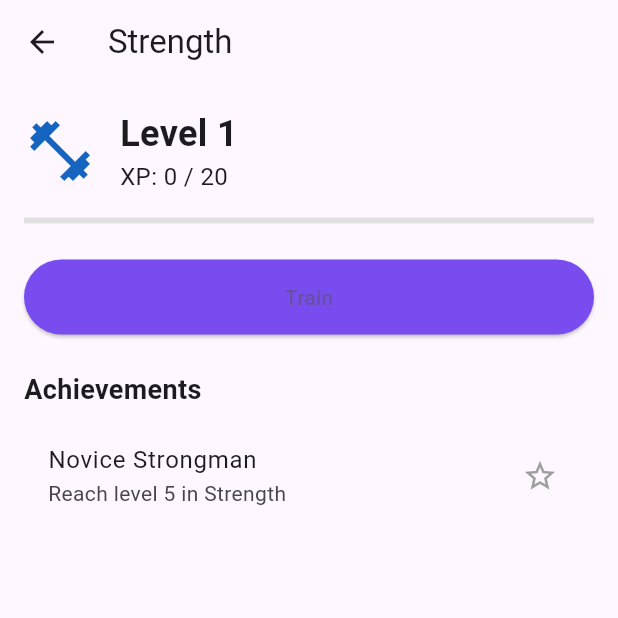
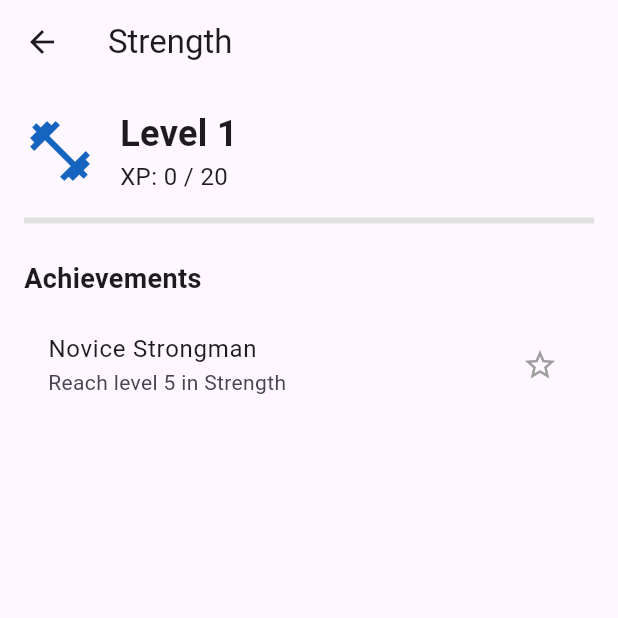
Before and after one commit to chongwongus/incremental-game-app, a Flutter app: the screen it shows after launch, after a tap on an icon or button, on a phone screen of 412 x 824 dp, the top half of it. Run offline on Flutter 3.47's test engine with Material 3 defaults, Android fonts, the phone set to English and light mode, and no system bars; our stand-ins replace shared_preferences; generated files the repository leaves out were written again.

Commit message:
revamped persistence service, removed train button, exp and levels are properly displayed between main and sub menu now

```diff
--- a/lib/daily.dart
+++ b/lib/daily.dart
@@ -1,6 +1,6 @@
 import 'dart:convert';
 import 'package:flutter/material.dart';
-import 'package:shared_preferences/shared_preferences.dart';
+import 'persistence_service.dart';
 
 class DailyQuest {
   final String title;
@@ -57,52 +57,68 @@ class DailyQuestManager {
     // Add more quests as needed
   ];
 
+  final Function(String, int) updateSkill;
+  final PersistenceService _persistenceService = PersistenceService();
+
+  DailyQuestManager({required this.updateSkill});
+
   Future<void> checkAndResetQuests() async {
     DateTime now = DateTime.now();
-    final prefs = await SharedPreferences.getInstance();
-    String? lastResetDate = prefs.getString('lastResetDate');
+    String? lastResetDate = await _persistenceService.getLastResetDate();
 
     if (lastResetDate == null || DateTime.parse(lastResetDate).day != now.day) {
       for (var quest in dailyQuests) {
         quest.completionCount = 0;
       }
       await saveQuests();
-      await prefs.setString('lastResetDate', now.toIso8601String());
+      await _persistenceService.saveLastResetDate(now.toIso8601String());
     }
   }
 
   Future<void> loadQuests() async {
-    final prefs = await SharedPreferences.getInstance();
-    String? questsJson = prefs.getString('dailyQuests');
-    if (questsJson != null) {
-      List<dynamic> questsList = jsonDecode(questsJson);
-      dailyQuests = questsList
-          .map((questJson) => DailyQuest.fromJson(questJson))
-          .toList();
+    dailyQuests = await _persistenceService.getDailyQuests();
+    if (dailyQuests.isEmpty) {
+      // If no saved quests are found, use the default ones.
+      dailyQuests = [
+        DailyQuest(
+          title: "Read for 30 minutes",
+          description: "Improve your knowledge by reading for half an hour",
+          relatedSkill: "Intelligence",
+          expReward: 50,
+        ),
+        DailyQuest(
+          title: "Exercise for 20 minutes",
+          description: "Boost your fitness with a quick workout",
+          relatedSkill: "Strength",
+          expReward: 40,
+        ),
+        DailyQuest(
+          title: "Meditate for 10 minutes",
+          description: "Enhance your mental clarity through meditation",
+          relatedSkill: "Wisdom",
+          expReward: 30,
+        ),
+        // Add more quests as needed
+      ];
+      await saveQuests();
     }
   }
 
   Future<void> saveQuests() async {
-    final prefs = await SharedPreferences.getInstance();
-    String questsJson =
-        jsonEncode(dailyQuests.map((quest) => quest.toJson()).toList());
-    await prefs.setString('dailyQuests', questsJson);
+    await _persistenceService.saveDailyQuests(dailyQuests);
   }
 
-  Future<void> completeQuest(
-      int index, Function(String, int) updateSkill) async {
+  Future<void> completeQuest(int index) async {
     dailyQuests[index].completionCount++;
-    updateSkill(
-        dailyQuests[index].relatedSkill, dailyQuests[index].expReward);
+    updateSkill(dailyQuests[index].relatedSkill, dailyQuests[index].expReward);
     await saveQuests();
   }
 }
 
 class DailyQuestScreen extends StatefulWidget {
   final DailyQuestManager questManager;
-  final Function(String, int) updateSkill;  // Change this line
 
-  DailyQuestScreen({required this.questManager, required this.updateSkill});
+  DailyQuestScreen({required this.questManager});
 
   @override
   _DailyQuestScreenState createState() => _DailyQuestScreenState();
@@ -128,10 +144,7 @@ class _DailyQuestScreenState extends State<DailyQuestScreen> {
                 ElevatedButton(
                   child: Text("Complete"),
                   onPressed: () async {
-                    await widget.questManager.completeQuest(
-                      index,
-                      widget.updateSkill  // Use the passed updateSkill function
-                    );
+                    await widget.questManager.completeQuest(index);
                     setState(() {});
                   },
                 ),
--- a/lib/main.dart
+++ b/lib/main.dart
@@ -1,8 +1,8 @@
 import 'dart:convert';
 import 'dart:core';
 import 'package:flutter/material.dart';
-import 'package:shared_preferences/shared_preferences.dart';
 import 'skill.dart';
+import 'persistence_service.dart';
 import 'skill_detail_page.dart';
 import 'skill_achievements.dart';
 import 'achievements_page.dart';
@@ -12,7 +12,6 @@ import 'dart:async';
 
 void main() async {
   WidgetsFlutterBinding.ensureInitialized();
-  await SharedPreferences.getInstance();
   runApp(MyApp());
 }
 
@@ -35,37 +34,22 @@ class HomePage extends StatefulWidget {
 }
 
 class _HomePageState extends State<HomePage> {
-  List<Skill> skills = [
-    Skill(name: 'Strength', icon: Icons.fitness_center),
-    Skill(name: 'Constitution', icon: Icons.favorite),
-    Skill(name: 'Intelligence', icon: Icons.psychology),
-    Skill(name: 'Wisdom', icon: Icons.lightbulb),
-    Skill(name: 'Charisma', icon: Icons.people),
-    Skill(name: 'Defense', icon: Icons.shield),
-    Skill(name: 'Attack', icon: Icons.sports_kabaddi),
-    Skill(name: 'Agility', icon: Icons.directions_run),
-    Skill(name: 'Cooking', icon: Icons.restaurant),
-    Skill(name: 'Crafting', icon: Icons.build),
-    Skill(name: 'Woodcutting', icon: Icons.nature),
-    Skill(name: 'Farming', icon: Icons.agriculture),
-    Skill(name: 'Dungoneering', icon: Icons.explore),
-    Skill(name: 'Prayer', icon: Icons.self_improvement),
-    Skill(name: 'Fishing', icon: Icons.catching_pokemon),
-  ];
+  List<Skill> skills = [];
   List<Achievement> achievements = [];
-  DailyQuestManager questManager = DailyQuestManager();
+  late DailyQuestManager questManager;
+  final PersistenceService _persistenceService = PersistenceService();
 
   @override
   void initState() {
     super.initState();
     _loadSkills().then((_) {
-      setState(() {});
+      setState(() {
+        questManager = DailyQuestManager(updateSkill: updateSkill);
+      });
+      _loadDailyQuests();
     });
     achievements = createAchievements();
-    _loadDailyQuests();
-    // Set up a timer to check and reset quests periodically
-    Timer.periodic(
-        Duration(hours: 1), (Timer t) => questManager.checkAndResetQuests());
+    Timer.periodic(Duration(hours: 1), (Timer t) => questManager.checkAndResetQuests());
   }
 
   Future<void> _loadDailyQuests() async {
@@ -74,8 +58,6 @@ class _HomePageState extends State<HomePage> {
   }
 
   Future<void> _initializeSkills() async {
-    final prefs = await SharedPreferences.getInstance();
-    if (prefs.getString('skills') == null) {
     print('Initializing skills for new user...');
     skills = [
       Skill(name: 'Strength', icon: Icons.fitness_center),
@@ -94,60 +76,40 @@ class _HomePageState extends State<HomePage> {
       Skill(name: 'Prayer', icon: Icons.self_improvement),
       Skill(name: 'Fishing', icon: Icons.catching_pokemon),
     ];
-      await _saveSkills();
+    await _persistenceService.saveSkills(skills);
     print('Skills initialized and saved.');
-    }
   }
 
   Future<void> _loadSkills() async {
     print('Loading skills...');
-    final prefs = await SharedPreferences.getInstance();
-    String? skillsJson = prefs.getString('skills');
-    if (skillsJson != null) {
-      print('Loaded skills JSON: $skillsJson');
-      List<dynamic> skillsList = jsonDecode(skillsJson);
-      setState(() {
-        skills =
-            skillsList.map((skillJson) => Skill.fromJson(skillJson)).toList();
-      });
+    skills = await _persistenceService.getSkills();
+    if (skills.isEmpty) {
+      print('No skills data found. Initializing new skills...');
+      await _initializeSkills();
+    } else {
       print(
           'Skills loaded: ${skills.map((s) => '${s.name}: Lvl ${s.level}, XP ${s.xp}').join(', ')}');
-    } else {
-      print('No skills data found. Initializing new skills...');
-      await _initializeSkills();
     }
-  }
-
-  Future<void> _saveSkills() async {
-    print('Saving skills...');
-    final prefs = await SharedPreferences.getInstance();
-    String skillsJson =
-        jsonEncode(skills.map((skill) => skill.toJson()).toList());
-    await prefs.setString('skills', skillsJson);
-    print('Skills saved: $skillsJson'); // Debug print
-
-    // Verify the save immediately
-    String? savedData = prefs.getString('skills');
-    print('Verification - Skills in storage: $savedData');
+    setState(() {});
   }
 
   void updateSkill(String skillName, int expAmount) {
     setState(() {
       var skill = skills.firstWhere((s) => s.name == skillName);
       skill.addXp(expAmount);
-      _saveSkills(); // Save the updated skills
+      checkAchievements(skill);
+      _persistenceService.saveSkills(skills);  // Save updated skills
     });
   }
 
   Future<void> _checkStoredData() async {
-    final prefs = await SharedPreferences.getInstance();
-    String? skillsJson = prefs.getString('skills');
-    print('Stored skills data: $skillsJson');
+    skills = await _persistenceService.getSkills();
+    print('Stored skills data: ${jsonEncode(skills.map((skill) => skill.toJson()).toList())}');
   }
 
   Skill incrementSkill(Skill skill) {
     skill.addXp(calculateXpGain(skill));
-    _saveSkills();
+    _persistenceService.saveSkills(skills);
     return skill;
   }
 
@@ -170,19 +132,10 @@ class _HomePageState extends State<HomePage> {
       MaterialPageRoute(
         builder: (context) => SkillDetailScreen(
           skill: skill,
-          onTrain: (updatedSkill) {
-            setState(() {
-              checkAchievements(updatedSkill);
-            });
-            _saveSkills();
-          },
-          achievements:
-              achievements.where((a) => a.skillName == skill.name).toList(),
-          updateSkill: updateSkill,
-          calculateXpGain: calculateXpGain, // Add this line
+          achievements: achievements.where((a) => a.skillName == skill.name).toList(),
         ),
       ),
-    ).then((_) => _saveSkills());
+    );
   }
 
   void checkAchievements(Skill skill) {
@@ -211,7 +164,6 @@ class _HomePageState extends State<HomePage> {
                 MaterialPageRoute(
                   builder: (context) => DailyQuestScreen(
                     questManager: questManager,
-                    updateSkill: updateSkill, // Pass the updateSkill function
                   ),
                 ),
               ).then((_) => setState(() {}));
@@ -228,3 +180,63 @@ class _HomePageState extends State<HomePage> {
     );
   }
 }
+
+class SkillsScreen extends StatelessWidget {
+  final List<Skill> skills;
+  final Function(Skill) onSkillTap;
+
+  SkillsScreen({required this.skills, required this.onSkillTap});
+
+  @override
+  Widget build(BuildContext context) {
+    return GridView.builder(
+      gridDelegate: SliverGridDelegateWithFixedCrossAxisCount(
+        crossAxisCount: 3,
+        childAspectRatio: 2.5,
+      ),
+      itemCount: skills.length,
+      itemBuilder: (context, index) {
+        return SkillTile(
+          skill: skills[index],
+          onTap: () => onSkillTap(skills[index]),
+        );
+      },
+    );
+  }
+}
+
+class SkillTile extends StatelessWidget {
+  final Skill skill;
+  final VoidCallback onTap;
+
+  SkillTile({required this.skill, required this.onTap});
+
+  @override
+  Widget build(BuildContext context) {
+    return GestureDetector(
+      onTap: onTap,
+      child: Card(
+        elevation: 2,
+        child: Container(
+          padding: EdgeInsets.all(8),
+          child: Column(
+            mainAxisAlignment: MainAxisAlignment.center,
+            children: [
+              Icon(skill.icon, size: 24, color: Colors.blue[800]),
+              SizedBox(height: 4),
+              ValueListenableBuilder<int>(
+                valueListenable: skill.levelNotifier,
+                builder: (context, level, child) {
+                  return Text(
+                    '$level/99',
+                    style: TextStyle(fontSize: 14, fontWeight: FontWeight.bold),
+                  );
+                },
+              ),
+            ],
+          ),
+        ),
+      ),
+    );
+  }
+}
--- a/lib/persistence_service.dart
+++ b/lib/persistence_service.dart
@@ -1,19 +1,85 @@
+import 'dart:convert';
 import 'package:shared_preferences/shared_preferences.dart';
+import 'skill.dart';
+import 'achievement.dart';
+import 'daily.dart';
 
 class PersistenceService {
-  static const String _prefixSkillLevel = 'skill_level_';
-  static const String _prefixSkillExp = 'skill_exp_';
+  static const String SKILLS_KEY = 'skills';
 
-  Future<void> saveSkillData(String skillName, int level, int exp) async {
+  Future<List<Skill>> getSkills() async {
     final prefs = await SharedPreferences.getInstance();
-    await prefs.setInt('$_prefixSkillLevel$skillName', level);
-    await prefs.setInt('$_prefixSkillExp$skillName', exp);
+    final skillsJson = prefs.getString(SKILLS_KEY);
+    if (skillsJson != null) {
+      final skillsList = jsonDecode(skillsJson) as List;
+      return skillsList.map((skillJson) => Skill.fromJson(skillJson)).toList();
+    }
+    return []; // Return an empty list if no skills are found
   }
 
-  Future<Map<String, int>> getSkillData(String skillName) async {
+  Future<void> saveSkills(List<Skill> skills) async {
     final prefs = await SharedPreferences.getInstance();
-    final level = prefs.getInt('$_prefixSkillLevel$skillName') ?? 1;
-    final exp = prefs.getInt('$_prefixSkillExp$skillName') ?? 0;
-    return {'level': level, 'exp': exp};
+    String skillsJson =
+        jsonEncode(skills.map((skill) => skill.toJson()).toList());
+    await prefs.setString('skills', skillsJson);
+  }
+
+  Future<List<Skill>> loadSkills() async {
+    final prefs = await SharedPreferences.getInstance();
+    String? skillsJson = prefs.getString('skills');
+    if (skillsJson != null) {
+      List<dynamic> skillsList = jsonDecode(skillsJson);
+      return skillsList.map((skillJson) => Skill.fromJson(skillJson)).toList();
+    }
+    return [];
+  }
+
+  Future<void> saveLastResetDate(String date) async {
+    final prefs = await SharedPreferences.getInstance();
+    await prefs.setString('lastResetDate', date);
+  }
+
+  Future<String?> getLastResetDate() async {
+    final prefs = await SharedPreferences.getInstance();
+    return prefs.getString('lastResetDate');
+  }
+
+  Future<void> saveDailyQuests(List<DailyQuest> dailyQuests) async {
+    final prefs = await SharedPreferences.getInstance();
+    String questsJson =
+        jsonEncode(dailyQuests.map((quest) => quest.toJson()).toList());
+    await prefs.setString('dailyQuests', questsJson);
+  }
+
+  Future<List<DailyQuest>> getDailyQuests() async {
+    final prefs = await SharedPreferences.getInstance();
+    String? questsJson = prefs.getString('dailyQuests');
+    if (questsJson != null) {
+      List<dynamic> questsList = jsonDecode(questsJson);
+      return questsList
+          .map((questJson) => DailyQuest.fromJson(questJson))
+          .toList();
+    }
+    return [];
+  }
+
+  Future<void> saveSkill(Skill skill) async {
+    final skills = await getSkills();
+    final index = skills.indexWhere((s) => s.name == skill.name);
+    if (index != -1) {
+      skills[index] = skill;
+    } else {
+      skills.add(skill);
+    }
+    await saveSkills(skills);
+  }
+
+  Future<Skill?> getSkill(String skillName) async {
+    final skills = await getSkills();
+    try {
+      return skills.firstWhere((s) => s.name == skillName);
+    } catch (e) {
+      return null; // Return null if no matching skill is found
+    }
   }
 }
--- a/lib/skill.dart
+++ b/lib/skill.dart
@@ -4,16 +4,21 @@ import 'dart:math' as math;
 class Skill {
   final String name;
   final IconData icon;
-  int level;
-  int xp;
+  final ValueNotifier<int> levelNotifier;
+  final ValueNotifier<int> xpNotifier;
 
-  Skill({required this.name, required this.icon, this.level = 1, this.xp = 0});
+  Skill({required this.name, required this.icon, int level = 1, int xp = 0})
+      : levelNotifier = ValueNotifier(level),
+        xpNotifier = ValueNotifier(xp);
+
+  int get level => levelNotifier.value;
+  int get xp => xpNotifier.value;
 
   Skill.from(Skill other)
       : name = other.name,
         icon = other.icon,
-        level = other.level,
-        xp = other.xp;
+        levelNotifier = ValueNotifier(other.level),
+        xpNotifier = ValueNotifier(other.xp);
 
   Map<String, dynamic> toJson() => {
         'name': name,
@@ -57,7 +62,7 @@ class Skill {
   }
 
   void updateLevel() {
-    level = calculateLevel();
+    levelNotifier.value = calculateLevel();
   }
 
   int get xpForNextLevel {
@@ -65,8 +70,18 @@ class Skill {
   }
 
   void addXp(int amount) {
-    xp += amount;
-    level = calculateLevel();
+    xpNotifier.value += amount;
+    updateLevel();
+  }
+
+  void setXp(int newXp) {
+    xpNotifier.value = newXp;
+    updateLevel();
+  }
+
+  void setLevel(int newLevel) {
+    levelNotifier.value = newLevel;
+    xpNotifier.value = getXpForLevel(newLevel);
   }
 }
 
--- a/lib/skill_detail_page.dart
+++ b/lib/skill_detail_page.dart
@@ -6,99 +6,53 @@ import 'persistence_service.dart';
 
 class SkillDetailScreen extends StatefulWidget {
   final Skill skill;
-  final Function(Skill) onTrain;
   final List<Achievement> achievements;
-  final Function(String, int) updateSkill;
-  final Function(Skill) calculateXpGain;
 
   SkillDetailScreen({
     required this.skill,
-    required this.onTrain,
     required this.achievements,
-    required this.updateSkill,
-    required this.calculateXpGain,
   });
 
   @override
   _SkillDetailScreenState createState() => _SkillDetailScreenState();
 }
 
-class _SkillDetailScreenState extends State<SkillDetailScreen>
-    with WidgetsBindingObserver {
-  late Skill skill;
+class _SkillDetailScreenState extends State<SkillDetailScreen> {
   final PersistenceService _persistenceService = PersistenceService();
 
   @override
   void initState() {
     super.initState();
-    skill = widget.skill;
     _loadSkillData();
-    WidgetsBinding.instance.addObserver(this);
-
-    // Add a listener to update skill data when the screen gains focus
-    WidgetsBinding.instance.addPostFrameCallback((_) {
-      final focusNode = FocusNode();
-      FocusScope.of(context).requestFocus(focusNode);
-      focusNode.addListener(() {
-        if (focusNode.hasFocus) {
-          _loadSkillData();
-        }
-      });
-    });
-  }
-
-  @override
-  void dispose() {
-    WidgetsBinding.instance.removeObserver(this);
-    super.dispose();
-  }
-
-  @override
-  void didChangeAppLifecycleState(AppLifecycleState state) {
-    if (state == AppLifecycleState.resumed) {
-      _loadSkillData();
-    }
   }
 
 Future<void> _loadSkillData() async {
-    final skillData = await _persistenceService.getSkillData(skill.name);
-    if (skillData != null && skillData['exp'] != null) {
+  final skill = await _persistenceService.getSkill(widget.skill.name);
+  if (skill != null) {
     setState(() {
-        skill.xp = skillData['exp']!;
-        skill.updateLevel();
+      widget.skill.setXp(skill.xp);  // Update XP
+      widget.skill.setLevel(skill.level);  // Update level using the setLevel method
     });
   }
 }
 
-  void _train() {
-    int xpGained = widget.calculateXpGain(skill); // Use the passed function
-    widget.updateSkill(skill.name, xpGained);
-    setState(() {
-      skill.addXp(xpGained);
-      skill.updateLevel();
-    });
-    _persistenceService.saveSkillData(skill.name, skill.level, skill.xp);
-    print(
-        'Skill trained: ${skill.name}, Level: ${skill.level}, XP: ${skill.xp}'); // Debug print
-  }
-
   @override
   Widget build(BuildContext context) {
-    double progressToNextLevel = skill.xp == skill.xpForNextLevel
+    return Scaffold(
+      appBar: AppBar(
+        title: Text(widget.skill.name),
+      ),
+      body: ValueListenableBuilder<int>(
+        valueListenable: widget.skill.xpNotifier,
+        builder: (context, xp, child) {
+          double progressToNextLevel = xp == widget.skill.xpForNextLevel
               ? 1.0
-        : (skill.xp - skill.getXpForLevel(skill.level)) /
-            (skill.xpForNextLevel - skill.getXpForLevel(skill.level));
+              : (xp - widget.skill.getXpForLevel(widget.skill.level)) /
+                  (widget.skill.xpForNextLevel - widget.skill.getXpForLevel(widget.skill.level));
 
           progressToNextLevel = progressToNextLevel.clamp(0.0, 1.0);
 
-    return Scaffold(
-      appBar: AppBar(
-        title: Text(skill.name),
-      ),
-      body: RefreshIndicator(
-        onRefresh: _loadSkillData,
-        child: SingleChildScrollView(
-          physics: AlwaysScrollableScrollPhysics(),
+          return SingleChildScrollView(
             child: Padding(
               padding: const EdgeInsets.all(16.0),
               child: Column(
@@ -106,19 +60,23 @@ class _SkillDetailScreenState extends State<SkillDetailScreen>
                 children: [
                   Row(
                     children: [
-                    Icon(skill.icon, size: 48, color: Colors.blue[800]),
+                      Icon(widget.skill.icon, size: 48, color: Colors.blue[800]),
                       SizedBox(width: 16),
                       Expanded(
                         child: Column(
                           crossAxisAlignment: CrossAxisAlignment.start,
                           children: [
-                          Text(
-                            'Level ${skill.level}',
-                            style: TextStyle(
-                                fontSize: 24, fontWeight: FontWeight.bold),
+                            ValueListenableBuilder<int>(
+                              valueListenable: widget.skill.levelNotifier,
+                              builder: (context, level, child) {
+                                return Text(
+                                  'Level $level',
+                                  style: TextStyle(fontSize: 24, fontWeight: FontWeight.bold),
+                                );
+                              },
                             ),
                             Text(
-                            'XP: ${skill.xp} / ${skill.xpForNextLevel}',
+                              'XP: $xp / ${widget.skill.xpForNextLevel}',
                               style: TextStyle(fontSize: 16),
                             ),
                           ],
@@ -133,87 +91,24 @@ class _SkillDetailScreenState extends State<SkillDetailScreen>
                     valueColor: AlwaysStoppedAnimation<Color>(Colors.green),
                   ),
                   SizedBox(height: 24),
-                ElevatedButton(
-                  child: Text('Train'),
-                  onPressed: _train,
-                  style: ElevatedButton.styleFrom(
-                    backgroundColor: const Color(0xFF784CEF),
-                    minimumSize: Size(double.infinity, 50),
-                  ),
-                ),
-                SizedBox(height: 24),
                   Text(
                     'Achievements',
                     style: TextStyle(fontSize: 18, fontWeight: FontWeight.bold),
                   ),
                   SizedBox(height: 8),
                   Container(
-                  height: 200, // Adjust this value as needed
+                    height: 200,
                     child: AchievementsWidget(
                       achievements: widget.achievements,
-                    skillName: skill.name,
+                      skillName: widget.skill.name,
                     ),
                   ),
                 ],
               ),
             ),
-        ),
+          );
+        },
       ),
     );
   }
 }
-
-class SkillsScreen extends StatelessWidget {
-  final List<Skill> skills;
-  final Function(Skill) onSkillTap;
-
-  SkillsScreen({required this.skills, required this.onSkillTap});
-
-  @override
-  Widget build(BuildContext context) {
-    return GridView.builder(
-      gridDelegate: SliverGridDelegateWithFixedCrossAxisCount(
-        crossAxisCount: 3,
-        childAspectRatio: 2.5,
-      ),
-      itemCount: skills.length,
-      itemBuilder: (context, index) {
-        return SkillTile(
-          skill: skills[index],
-          onTap: () => onSkillTap(skills[index]),
-        );
-      },
-    );
-  }
-}
-
-class SkillTile extends StatelessWidget {
-  final Skill skill;
-  final VoidCallback onTap;
-
-  SkillTile({required this.skill, required this.onTap});
-
-  @override
-  Widget build(BuildContext context) {
-    return GestureDetector(
-      onTap: onTap,
-      child: Card(
-        elevation: 2,
-        child: Container(
-          padding: EdgeInsets.all(8),
-          child: Column(
-            mainAxisAlignment: MainAxisAlignment.center,
-            children: [
-              Icon(skill.icon, size: 24, color: Colors.blue[800]),
-              SizedBox(height: 4),
-              Text(
-                '${skill.level}/99',
-                style: TextStyle(fontSize: 14, fontWeight: FontWeight.bold),
-              ),
-            ],
-          ),
-        ),
-      ),
-    );
-  }
-}
```
Lines whose indentation alone changed are shown as unchanged.
